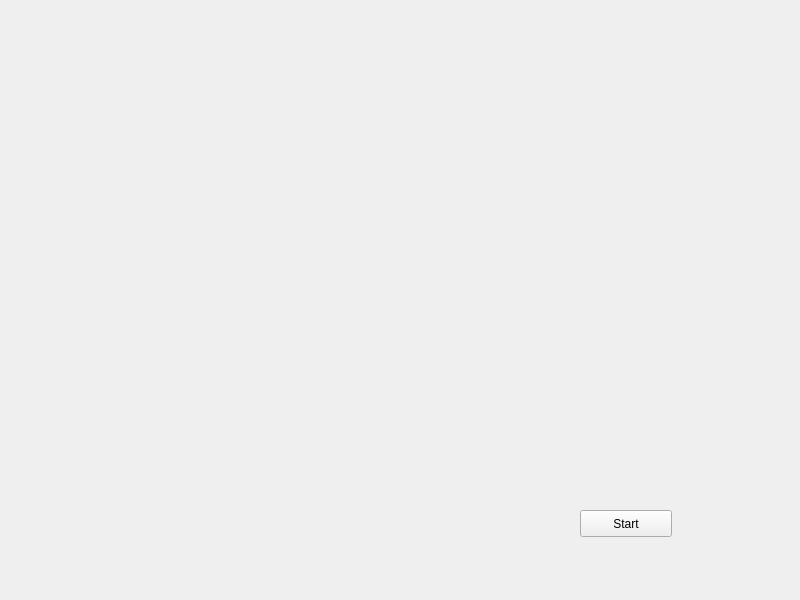
This is gui/ui/main_window.ui in contremaitre/BomberDude as Qt 5 draws it before an edit. The edited form follows.
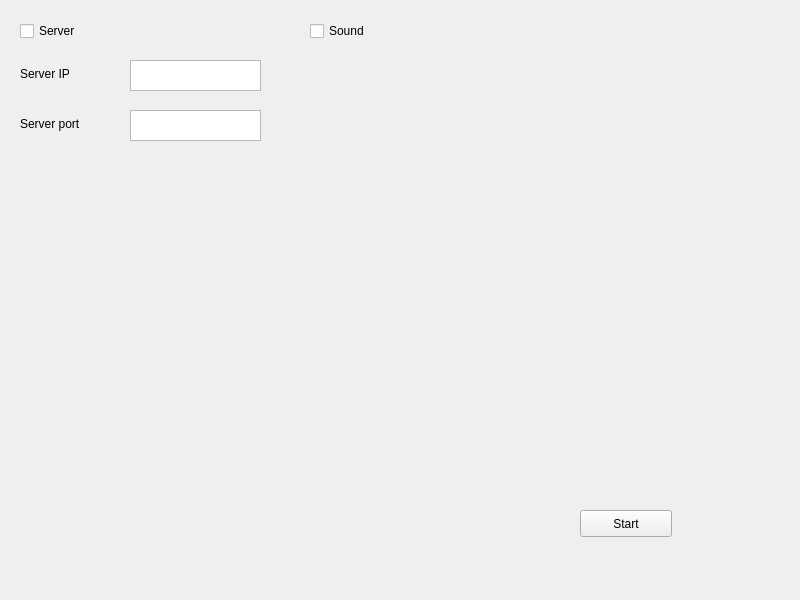
This is the edited form.

Commit message: sound is now optional

```diff
--- a/gui/ui/main_window.ui
+++ b/gui/ui/main_window.ui
@@ -39,6 +39,98 @@
      <string>Start</string>
     </property>
    </widget>
+   <widget class="QWidget" name="network_pref" native="true">
+    <property name="geometry">
+     <rect>
+      <x>10</x>
+      <y>10</y>
+      <width>271</width>
+      <height>161</height>
+     </rect>
+    </property>
+    <widget class="QCheckBox" name="isServer">
+     <property name="geometry">
+      <rect>
+       <x>10</x>
+       <y>10</y>
+       <width>91</width>
+       <height>22</height>
+      </rect>
+     </property>
+     <property name="text">
+      <string>Server</string>
+     </property>
+    </widget>
+    <widget class="QLabel" name="ipLabel">
+     <property name="geometry">
+      <rect>
+       <x>10</x>
+       <y>50</y>
+       <width>119</width>
+       <height>27</height>
+      </rect>
+     </property>
+     <property name="text">
+      <string>Server IP</string>
+     </property>
+    </widget>
+    <widget class="QLabel" name="portLabel">
+     <property name="geometry">
+      <rect>
+       <x>10</x>
+       <y>100</y>
+       <width>119</width>
+       <height>27</height>
+      </rect>
+     </property>
+     <property name="text">
+      <string>Server port</string>
+     </property>
+    </widget>
+    <widget class="QTextEdit" name="serverIp">
+     <property name="geometry">
+      <rect>
+       <x>120</x>
+       <y>50</y>
+       <width>131</width>
+       <height>31</height>
+      </rect>
+     </property>
+    </widget>
+    <widget class="QTextEdit" name="serverPort">
+     <property name="geometry">
+      <rect>
+       <x>120</x>
+       <y>100</y>
+       <width>131</width>
+       <height>31</height>
+      </rect>
+     </property>
+    </widget>
+   </widget>
+   <widget class="QWidget" name="sound_pref" native="true">
+    <property name="geometry">
+     <rect>
+      <x>300</x>
+      <y>10</y>
+      <width>171</width>
+      <height>71</height>
+     </rect>
+    </property>
+    <widget class="QCheckBox" name="sound">
+     <property name="geometry">
+      <rect>
+       <x>10</x>
+       <y>10</y>
+       <width>91</width>
+       <height>22</height>
+      </rect>
+     </property>
+     <property name="text">
+      <string>Sound</string>
+     </property>
+    </widget>
+   </widget>
   </widget>
   <widget class="QMenuBar" name="menubar">
    <property name="geometry">
```
The commit also changes 8 other files.
